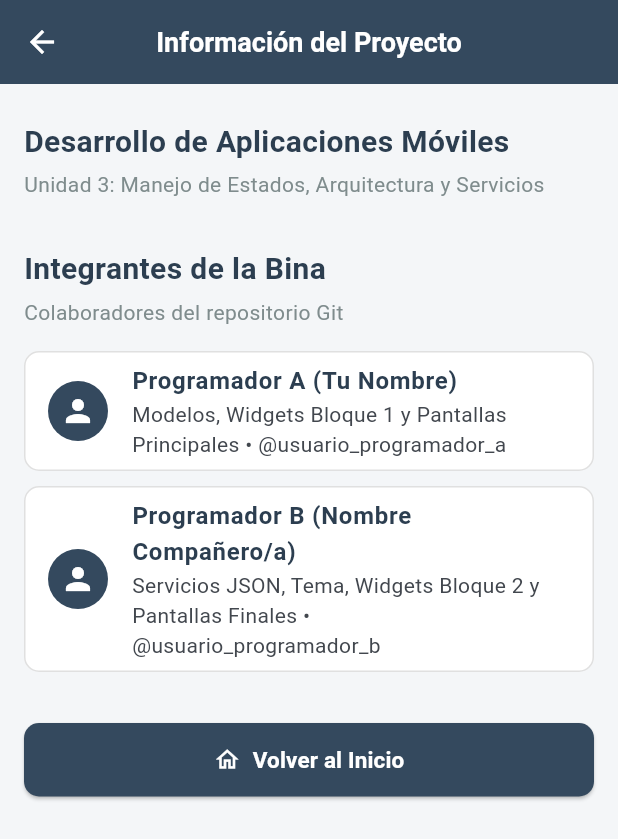
After one commit to IsaiasBrayanLopez/proyecto_final, a Flutter app: the AboutScreen screen opened directly, on a phone screen of 412 x 824 dp. The commit adds this screen. Shown: the top 839 px of the screen. Run offline on Flutter 3.47's test engine with Material 3 defaults, Android fonts, the phone set to English and light mode, and no system bars.

Commit message:
Agregué en la carpeta screens los archivos about_screen.dart, favorites_screen.dart e hice el main.dart

```diff
--- /dev/null
+++ b/lib/screens/about_screen.dart
@@ -0,0 +1,50 @@
+import 'package:flutter/material.dart';
+import '../widgets/custom_app_bar.dart';
+import '../widgets/section_header.dart';
+import '../widgets/team_member_tile.dart';
+import '../widgets/custom_action_button.dart';
+
+class AboutScreen extends StatelessWidget {
+  const AboutScreen({super.key});
+
+  @override
+  Widget build(BuildContext context) {
+    return Scaffold(
+      appBar: const CustomAppBar(title: 'Información del Proyecto'),
+      body: SingleChildScrollView(
+        padding: const EdgeInsets.all(16.0),
+        child: Column(
+          crossAxisAlignment: CrossAxisAlignment.start,
+          children: [
+            const SectionHeader(
+              title: 'Desarrollo de Aplicaciones Móviles',
+              subtitle: 'Unidad 3: Manejo de Estados, Arquitectura y Servicios',
+            ),
+            const SizedBox(height: 16),
+            const SectionHeader(
+              title: 'Integrantes de la Bina',
+              subtitle: 'Colaboradores del repositorio Git',
+            ),
+            const SizedBox(height: 8),
+            const TeamMemberTile(
+              nombre: 'Programador A (Tu Nombre)',
+              rol: 'Modelos, Widgets Bloque 1 y Pantallas Principales',
+              githubUser: 'usuario_programador_a',
+            ),
+            const TeamMemberTile(
+              nombre: 'Programador B (Nombre Compañero/a)',
+              rol: 'Servicios JSON, Tema, Widgets Bloque 2 y Pantallas Finales',
+              githubUser: 'usuario_programador_b',
+            ),
+            const SizedBox(height: 24),
+            CustomActionButton(
+              text: 'Volver al Inicio',
+              icon: Icons.home_outlined,
+              onPressed: () => Navigator.pop(context),
+            ),
+          ],
+        ),
+      ),
+    );
+  }
+}
```
Also changed, not shown: lib/main.dart (+9 -110 lines), lib/screens/favorites_screen.dart (added, +66 -0 lines).
